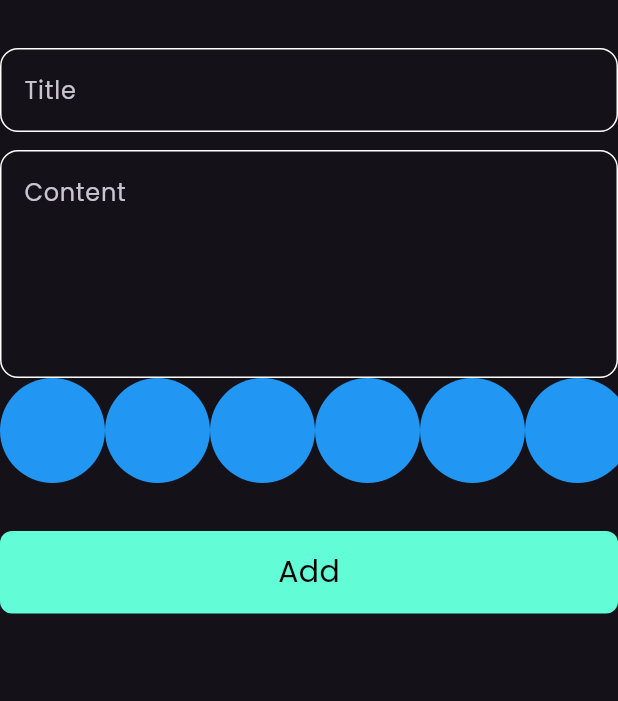
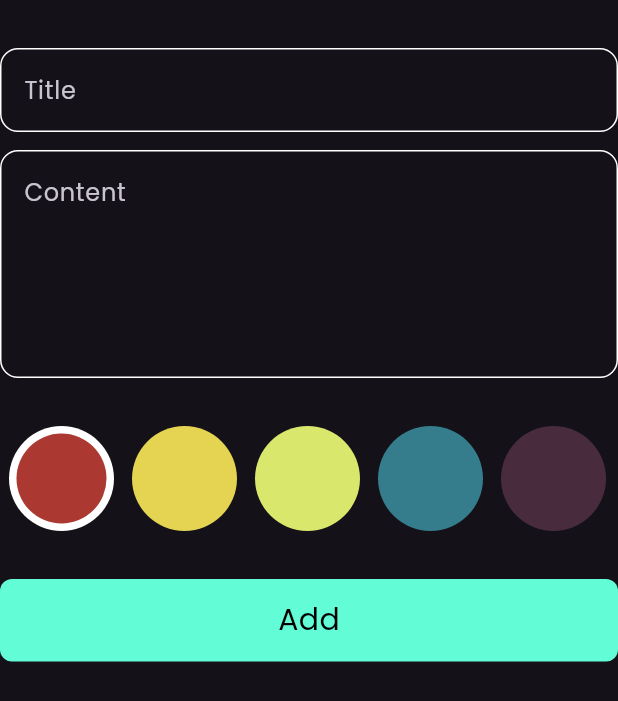
Before and after one commit to mohamedabdelhamed555/note_app, a Flutter app: the AddNoteForm widget shown alone on an empty page, opened directly, on a phone screen of 412 x 824 dp. Shown: the top 701 px of the screen. Run offline on Flutter 3.47's test engine with Material 3 defaults, Android fonts, the phone set to English and light mode, and no system bars; our stand-ins replace bloc, flutter_bloc, hive, hive_flutter; accounts and stored records are empty.

Commit message:
colors list view part 2

```diff
--- a/lib/views/widgets/add_note_form.dart
+++ b/lib/views/widgets/add_note_form.dart
@@ -47,6 +47,9 @@ class _AddNoteFormState extends State<AddNoteForm> {
             hint: 'Content',
             maxLines: 5,
           ),
+          const SizedBox(
+            height: 32,
+          ),
           const ColorListView(),
           const SizedBox(
             height: 32,
--- a/lib/views/widgets/color_list_View.dart
+++ b/lib/views/widgets/color_list_View.dart
@@ -1,29 +1,66 @@
 import 'package:flutter/material.dart';
 
 class ColorItem extends StatelessWidget {
-  const ColorItem({super.key});
+  const ColorItem({super.key, required this.isActive, required this.color});
+
+  final bool isActive;
+  final Color color;
 
   @override
   Widget build(BuildContext context) {
-    return const CircleAvatar(
-      radius: 35,
-      backgroundColor: Colors.blue,
+    return Padding(
+      padding: EdgeInsets.symmetric(horizontal: 6),
+      child: isActive
+          ? CircleAvatar(
+              backgroundColor: Colors.white,
+              radius: 35,
+              child: CircleAvatar(
+                radius: 30,
+                backgroundColor: color,
+              ),
+            )
+          : CircleAvatar(
+              radius: 35,
+              backgroundColor: color,
+            ),
     );
   }
 }
 
-class ColorListView extends StatelessWidget {
+class ColorListView extends StatefulWidget {
   const ColorListView({super.key});
 
+  @override
+  State<ColorListView> createState() => _ColorListViewState();
+}
+
+class _ColorListViewState extends State<ColorListView> {
+  int currentIndex = 0;
+  List<Color> colors = const [
+    Color(0xffac3931),
+    Color(0xffe5d352),
+    Color(0xffd9e76c),
+    Color(0xff357d8d),
+    Color(0xff482c3d),
+  ];
   @override
   Widget build(BuildContext context) {
     return SizedBox(
       height: 35 * 2,
       child: ListView.builder(
         scrollDirection: Axis.horizontal,
-        itemCount: 10,
+        itemCount: colors.length,
         itemBuilder: (context, index) {
-          return const ColorItem();
+          return GestureDetector(
+            onTap: () {
+              currentIndex = index;
+              setState(() {});
+            },
+            child: ColorItem(
+              color: colors[index],
+              isActive: currentIndex == index,
+            ),
+          );
         },
       ),
     );
```
